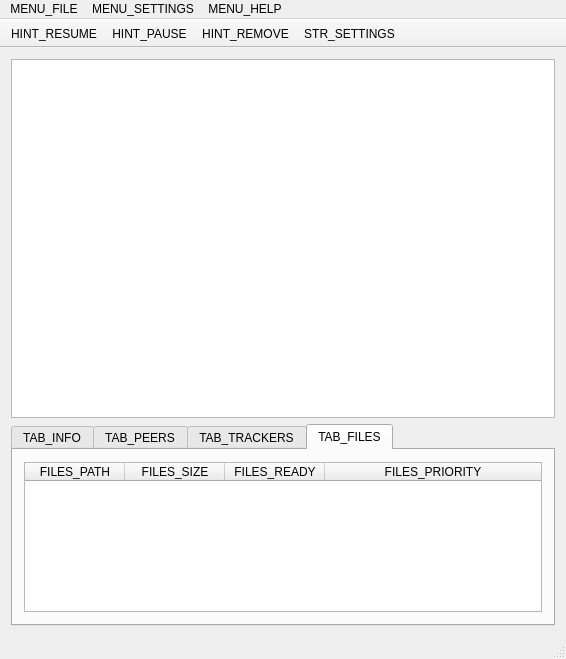
This is CuteTorrent/LTorrent/CuteTorrent.ui in SuperNerd-James/cutetorrent as Qt 5 draws it before an edit. The edited form follows.
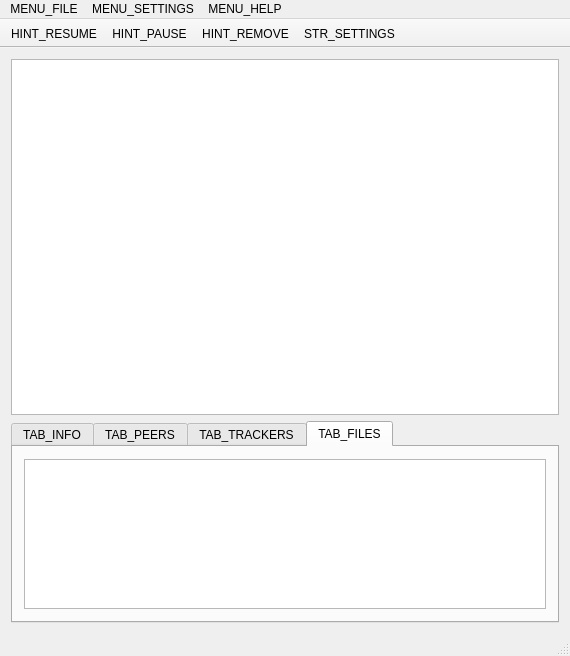
This is the edited form. The open tabs and pages were chosen to show the change. Icons and pictures are not drawn.

Diff of the .ui file:
```diff
--- a/CuteTorrent/LTorrent/CuteTorrent.ui
+++ b/CuteTorrent/LTorrent/CuteTorrent.ui
@@ -7,7 +7,7 @@
     <x>0</x>
     <y>0</y>
     <width>566</width>
-    <height>659</height>
+    <height>656</height>
    </rect>
   </property>
   <property name="sizePolicy">
@@ -32,25 +32,37 @@
   <property name="layoutDirection">
    <enum>Qt::LeftToRight</enum>
   </property>
-  <widget class="QWidget" name="centralWidget">
+  <property name="styleSheet">
+   <string notr="true"/>
+  </property>
+  <widget class="QWidget" name="mainCentralWidget">
    <property name="sizePolicy">
     <sizepolicy hsizetype="Expanding" vsizetype="Expanding">
      <horstretch>0</horstretch>
      <verstretch>0</verstretch>
     </sizepolicy>
    </property>
+   <property name="styleSheet">
+    <string notr="true">padding:0px;</string>
+   </property>
    <layout class="QGridLayout" name="gridLayout_3">
     <property name="sizeConstraint">
      <enum>QLayout::SetDefaultConstraint</enum>
     </property>
-    <item row="0" column="0">
+    <item row="1" column="0">
      <widget class="QListView" name="listView">
+      <property name="minimumSize">
+       <size>
+        <width>548</width>
+        <height>0</height>
+       </size>
+      </property>
       <property name="autoFillBackground">
        <bool>true</bool>
       </property>
      </widget>
     </item>
-    <item row="1" column="0">
+    <item row="2" column="0">
      <widget class="QTabWidget" name="tabWidget">
       <property name="sizePolicy">
        <sizepolicy hsizetype="Expanding" vsizetype="Fixed">
@@ -391,60 +403,13 @@
        </attribute>
        <layout class="QGridLayout" name="gridLayout_5">
         <item row="0" column="0">
-         <widget class="QTableWidget" name="fileTableWidget">
+         <widget class="QTableView" name="fileTableView">
           <property name="maximumSize">
            <size>
             <width>16777215</width>
             <height>150</height>
            </size>
           </property>
-          <property name="contextMenuPolicy">
-           <enum>Qt::CustomContextMenu</enum>
-          </property>
-          <property name="editTriggers">
-           <set>QAbstractItemView::NoEditTriggers</set>
-          </property>
-          <property name="gridStyle">
-           <enum>Qt::NoPen</enum>
-          </property>
-          <property name="sortingEnabled">
-           <bool>true</bool>
-          </property>
-          <attribute name="horizontalHeaderCascadingSectionResizes">
-           <bool>true</bool>
-          </attribute>
-          <attribute name="horizontalHeaderMinimumSectionSize">
-           <number>27</number>
-          </attribute>
-          <attribute name="horizontalHeaderShowSortIndicator" stdset="0">
-           <bool>true</bool>
-          </attribute>
-          <attribute name="horizontalHeaderStretchLastSection">
-           <bool>true</bool>
-          </attribute>
-          <attribute name="verticalHeaderVisible">
-           <bool>false</bool>
-          </attribute>
-          <column>
-           <property name="text">
-            <string>FILES_PATH</string>
-           </property>
-          </column>
-          <column>
-           <property name="text">
-            <string>FILES_SIZE</string>
-           </property>
-          </column>
-          <column>
-           <property name="text">
-            <string>FILES_READY</string>
-           </property>
-          </column>
-          <column>
-           <property name="text">
-            <string>FILES_PRIORITY</string>
-           </property>
-          </column>
          </widget>
         </item>
        </layout>
```
Left out of the diff: 6 changed lines with no effect on the pictures.
